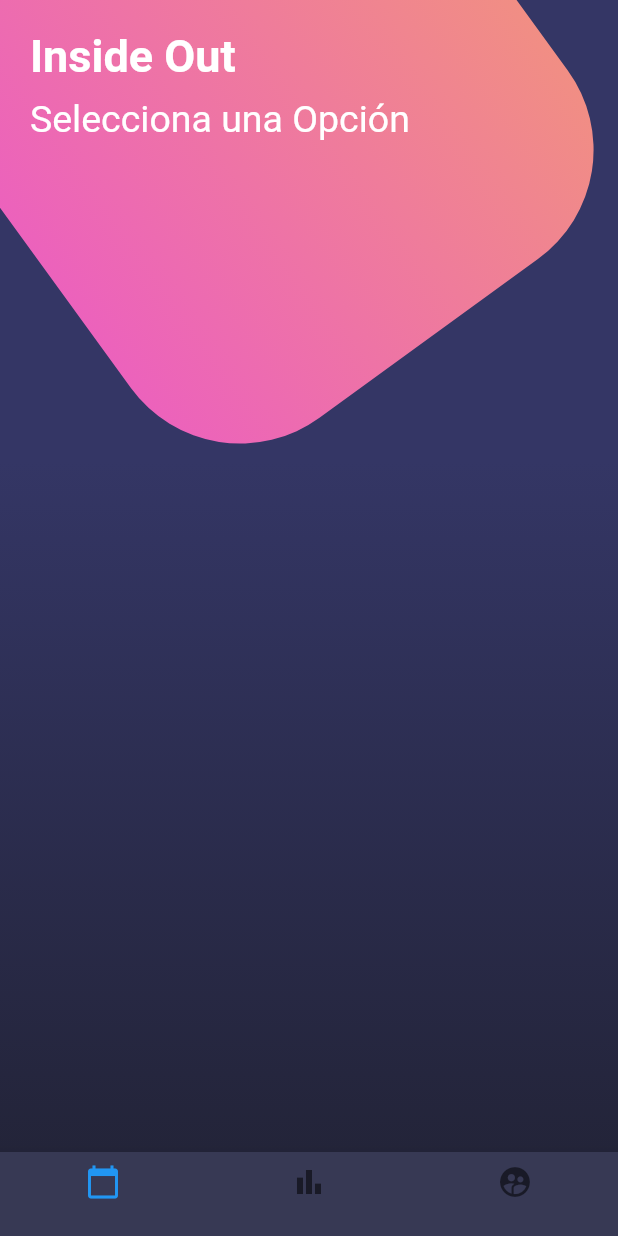
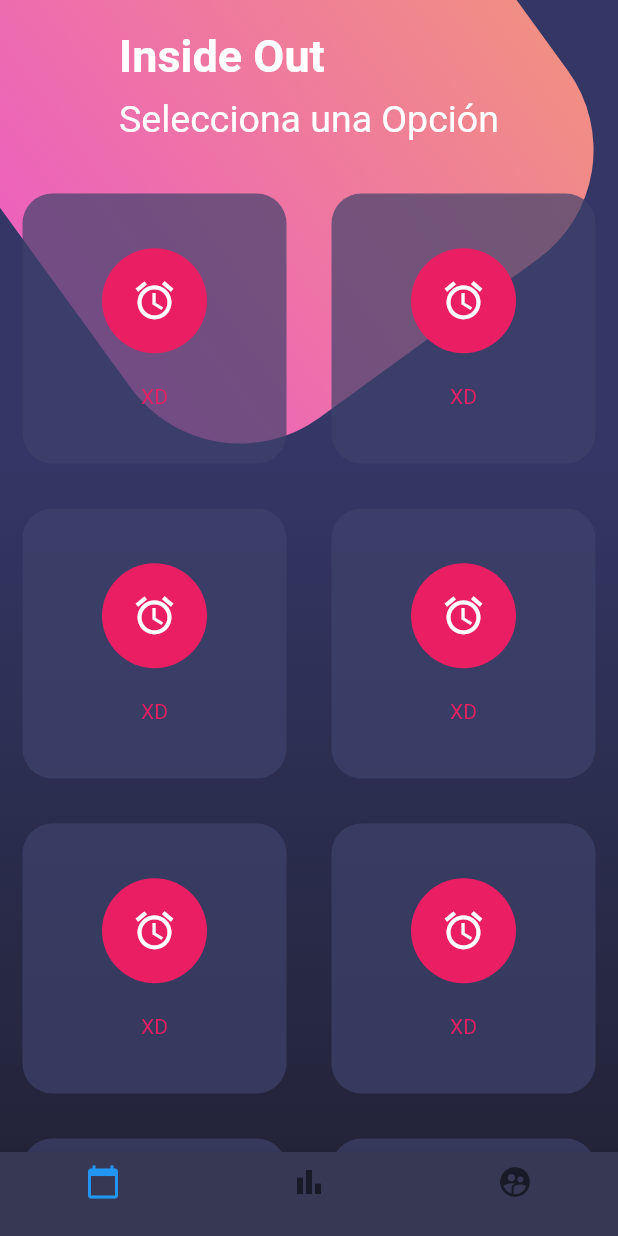
Before and after one commit to Scormeet/InsideOut, a Flutter app: the screen it shows after launch, on a phone screen of 412 x 824 dp. Run offline on Flutter 3.47's test engine with Material 2 defaults, Android fonts, the phone set to English and light mode, and no system bars.

Commit message:
Container Buttons MainMenu

```diff
--- a/lib/src/pages/mainmenu_page.dart
+++ b/lib/src/pages/mainmenu_page.dart
@@ -12,7 +12,8 @@ class MainMenuPage extends StatelessWidget {
           SingleChildScrollView(
             child: Column(
               children: <Widget>[
-                _titulos()
+                _titulos(),
+                _botonesRedondeados(),
               ],
             ),
           ),
@@ -113,4 +114,61 @@ class MainMenuPage extends StatelessWidget {
       ),
     );
   }
+
+  Widget _botonesRedondeados(){
+    return Table(
+      children: [
+        TableRow(
+          children: [
+            _crearBotonRedondeado(),
+            _crearBotonRedondeado(),
+          ]
+        ),
+        TableRow(
+          children: [
+            _crearBotonRedondeado(),
+            _crearBotonRedondeado(),
+          ]
+        ),
+        TableRow(
+          children: [
+            _crearBotonRedondeado(),
+            _crearBotonRedondeado(),
+          ]
+        ),
+        TableRow(
+          children: [
+            _crearBotonRedondeado(),
+            _crearBotonRedondeado(),
+          ]
+        )
+      ],
+    );
+  }
+
+  Widget _crearBotonRedondeado(){
+    return Container(
+      height: 180.0,
+      margin: EdgeInsets.all(15.0),
+      decoration: BoxDecoration(
+        color: Color.fromRGBO(62, 66, 107, 0.70),
+        borderRadius: BorderRadius.circular(20.0)
+      ),
+      child: Column(
+        mainAxisAlignment: MainAxisAlignment.spaceAround,
+        children: <Widget>[
+          SizedBox(height: 5.0),
+          CircleAvatar(
+            backgroundColor: Colors.pink,
+            radius: 35.0,
+            child: Icon(Icons.access_alarms, color: Colors.white, size: 30.0)
+          ),
+          Text('XD', style: TextStyle(color: Colors.pink),),
+          SizedBox(height: 5.0),
+        ],
+      ),
+    );
+  }
+
+
 }
```
